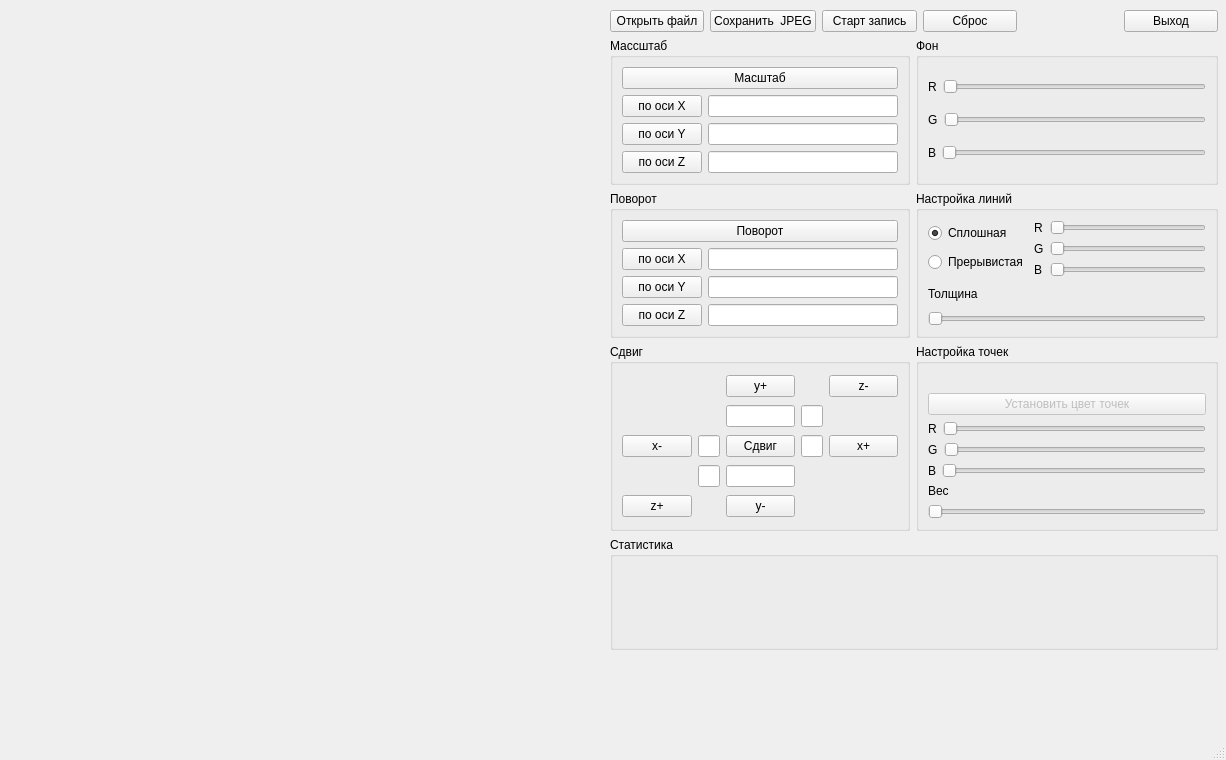
Above: source_code/viewer.ui from dandyelf/3dviewer1.0 before the change. Below: the same form after it.
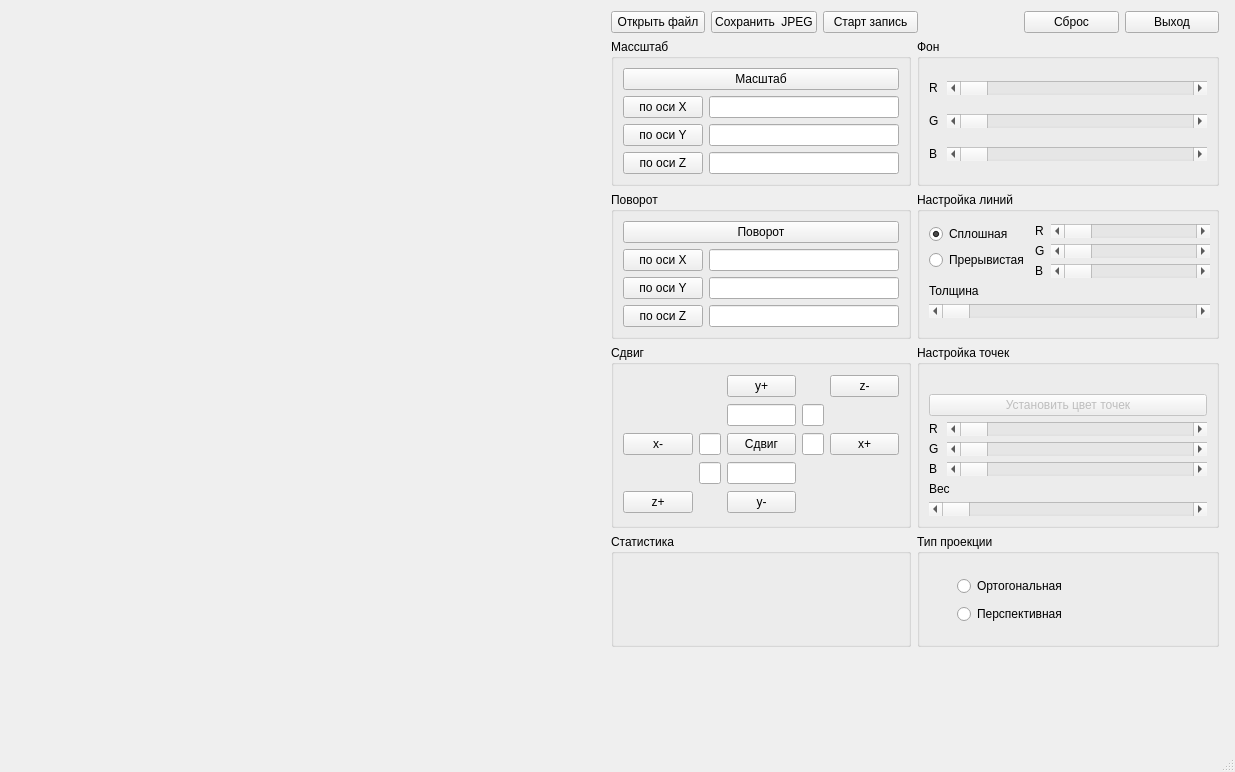
That is the form after the change. Custom widgets are drawn as their Qt base class.

Diff of the .ui file:
```diff
--- a/source_code/viewer.ui
+++ b/source_code/viewer.ui
@@ -6,10 +6,16 @@
    <rect>
     <x>0</x>
     <y>0</y>
-    <width>1226</width>
-    <height>760</height>
+    <width>1235</width>
+    <height>772</height>
    </rect>
   </property>
+  <property name="maximumSize">
+   <size>
+    <width>1235</width>
+    <height>780</height>
+   </size>
+  </property>
   <property name="windowTitle">
    <string>3D Viewer</string>
   </property>
@@ -45,10 +51,10 @@
    <widget class="QWidget" name="layoutWidget">
     <property name="geometry">
      <rect>
-      <x>610</x>
-      <y>10</y>
+      <x>611</x>
+      <y>11</y>
       <width>608</width>
-      <height>711</height>
+      <height>746</height>
      </rect>
     </property>
     <layout class="QFormLayout" name="formLayout_3">
@@ -78,13 +84,6 @@
          </property>
         </widget>
        </item>
-       <item>
-        <widget class="QPushButton" name="pushButton_15">
-         <property name="text">
-          <string>Сброс</string>
-         </property>
-        </widget>
-       </item>
        <item>
         <widget class="QLabel" name="label_2">
          <property name="text">
@@ -92,6 +91,13 @@
          </property>
         </widget>
        </item>
+       <item>
+        <widget class="QPushButton" name="pushButton_15">
+         <property name="text">
+          <string>Сброс</string>
+         </property>
+        </widget>
+       </item>
        <item>
         <widget class="QPushButton" name="pushButton_2">
          <property name="text">
@@ -166,17 +172,23 @@
         <string>Фон</string>
        </property>
        <layout class="QGridLayout" name="gridLayout_3">
-        <item row="1" column="0">
+        <item row="2" column="0">
          <layout class="QHBoxLayout" name="horizontalLayout_3">
           <item>
            <widget class="QLabel" name="label_5">
+            <property name="maximumSize">
+             <size>
+              <width>12</width>
+              <height>16777215</height>
+             </size>
+            </property>
             <property name="text">
              <string>G</string>
             </property>
            </widget>
           </item>
           <item>
-           <widget class="QSlider" name="horizontalSlider_4">
+           <widget class="QScrollBar" name="horizontalScrollBar_4">
             <property name="orientation">
              <enum>Qt::Horizontal</enum>
             </property>
@@ -184,41 +196,47 @@
           </item>
          </layout>
         </item>
-        <item row="0" column="0">
-         <layout class="QHBoxLayout" name="horizontalLayout_2">
-          <item>
-           <widget class="QLabel" name="label_4">
-            <property name="text">
-             <string>R</string>
-            </property>
-           </widget>
-          </item>
-          <item>
-           <widget class="QSlider" name="horizontalSlider_3">
-            <property name="maximum">
-             <number>100</number>
-            </property>
-            <property name="singleStep">
-             <number>1</number>
-            </property>
-            <property name="orientation">
-             <enum>Qt::Horizontal</enum>
-            </property>
-           </widget>
-          </item>
-         </layout>
-        </item>
-        <item row="2" column="0">
+        <item row="3" column="0">
          <layout class="QHBoxLayout" name="horizontalLayout_4">
           <item>
            <widget class="QLabel" name="label_6">
+            <property name="maximumSize">
+             <size>
+              <width>12</width>
+              <height>100</height>
+             </size>
+            </property>
             <property name="text">
              <string>B</string>
             </property>
            </widget>
           </item>
           <item>
-           <widget class="QSlider" name="horizontalSlider_5">
+           <widget class="QScrollBar" name="horizontalScrollBar_5">
+            <property name="orientation">
+             <enum>Qt::Horizontal</enum>
+            </property>
+           </widget>
+          </item>
+         </layout>
+        </item>
+        <item row="0" column="0">
+         <layout class="QHBoxLayout" name="horizontalLayout_2">
+          <item>
+           <widget class="QLabel" name="label_4">
+            <property name="maximumSize">
+             <size>
+              <width>12</width>
+              <height>16777215</height>
+             </size>
+            </property>
+            <property name="text">
+             <string>R</string>
+            </property>
+           </widget>
+          </item>
+          <item>
+           <widget class="QScrollBar" name="horizontalScrollBar_3">
             <property name="orientation">
              <enum>Qt::Horizontal</enum>
             </property>
@@ -281,113 +299,6 @@
        </layout>
       </widget>
      </item>
-     <item row="2" column="1">
-      <widget class="QGroupBox" name="groupBox_5">
-       <property name="minimumSize">
-        <size>
-         <width>300</width>
-         <height>0</height>
-        </size>
-       </property>
-       <property name="title">
-        <string>Настройка линий</string>
-       </property>
-       <layout class="QGridLayout" name="gridLayout_5">
-        <item row="0" column="2">
-         <layout class="QVBoxLayout" name="verticalLayout_2">
-          <item>
-           <widget class="QSlider" name="horizontalSlider_2">
-            <property name="maximum">
-             <number>100</number>
-            </property>
-            <property name="orientation">
-             <enum>Qt::Horizontal</enum>
-            </property>
-           </widget>
-          </item>
-          <item>
-           <widget class="QSlider" name="horizontalSlider_6">
-            <property name="orientation">
-             <enum>Qt::Horizontal</enum>
-            </property>
-           </widget>
-          </item>
-          <item>
-           <widget class="QSlider" name="horizontalSlider_7">
-            <property name="orientation">
-             <enum>Qt::Horizontal</enum>
-            </property>
-           </widget>
-          </item>
-         </layout>
-        </item>
-        <item row="0" column="0">
-         <layout class="QVBoxLayout" name="verticalLayout_3">
-          <item>
-           <widget class="QRadioButton" name="radioButton">
-            <property name="text">
-             <string>Сплошная</string>
-            </property>
-            <property name="checked">
-             <bool>true</bool>
-            </property>
-           </widget>
-          </item>
-          <item>
-           <widget class="QRadioButton" name="radioButton_2">
-            <property name="text">
-             <string>Прерывистая</string>
-            </property>
-           </widget>
-          </item>
-         </layout>
-        </item>
-        <item row="0" column="1">
-         <layout class="QVBoxLayout" name="verticalLayout">
-          <item>
-           <widget class="QLabel" name="label_11">
-            <property name="text">
-             <string>R</string>
-            </property>
-           </widget>
-          </item>
-          <item>
-           <widget class="QLabel" name="label_12">
-            <property name="text">
-             <string>G</string>
-            </property>
-           </widget>
-          </item>
-          <item>
-           <widget class="QLabel" name="label_13">
-            <property name="text">
-             <string>B</string>
-            </property>
-           </widget>
-          </item>
-         </layout>
-        </item>
-        <item row="1" column="0" colspan="3">
-         <layout class="QVBoxLayout" name="verticalLayout_5">
-          <item>
-           <widget class="QLabel" name="label_14">
-            <property name="text">
-             <string>Толщина</string>
-            </property>
-           </widget>
-          </item>
-          <item>
-           <widget class="QSlider" name="horizontalSlider">
-            <property name="orientation">
-             <enum>Qt::Horizontal</enum>
-            </property>
-           </widget>
-          </item>
-         </layout>
-        </item>
-       </layout>
-      </widget>
-     </item>
      <item row="3" column="0">
       <widget class="QGroupBox" name="groupBox_2">
        <property name="maximumSize">
@@ -502,42 +413,23 @@
         <string>Настройка точек</string>
        </property>
        <layout class="QGridLayout" name="gridLayout_6">
-        <item row="4" column="0">
-         <layout class="QHBoxLayout" name="horizontalLayout_10">
-          <item>
-           <widget class="QLabel" name="label_17">
-            <property name="text">
-             <string>B</string>
-            </property>
-           </widget>
-          </item>
-          <item>
-           <widget class="QSlider" name="horizontalSlider_11">
-            <property name="orientation">
-             <enum>Qt::Horizontal</enum>
-            </property>
-           </widget>
-          </item>
-         </layout>
-        </item>
-        <item row="6" column="0">
-         <widget class="QSlider" name="horizontalSlider_8">
-          <property name="orientation">
-           <enum>Qt::Horizontal</enum>
-          </property>
-         </widget>
-        </item>
         <item row="3" column="0">
          <layout class="QHBoxLayout" name="horizontalLayout_9">
           <item>
            <widget class="QLabel" name="label_16">
+            <property name="maximumSize">
+             <size>
+              <width>12</width>
+              <height>16777215</height>
+             </size>
+            </property>
             <property name="text">
              <string>G</string>
             </property>
            </widget>
           </item>
           <item>
-           <widget class="QSlider" name="horizontalSlider_10">
+           <widget class="QScrollBar" name="horizontalScrollBar_10">
             <property name="orientation">
              <enum>Qt::Horizontal</enum>
             </property>
@@ -552,20 +444,54 @@
           </property>
          </widget>
         </item>
+        <item row="6" column="0">
+         <widget class="QScrollBar" name="horizontalScrollBar_8">
+          <property name="orientation">
+           <enum>Qt::Horizontal</enum>
+          </property>
+         </widget>
+        </item>
         <item row="2" column="0">
          <layout class="QHBoxLayout" name="horizontalLayout_8">
           <item>
            <widget class="QLabel" name="label_15">
+            <property name="maximumSize">
+             <size>
+              <width>12</width>
+              <height>16777215</height>
+             </size>
+            </property>
             <property name="text">
              <string>R</string>
             </property>
            </widget>
           </item>
           <item>
-           <widget class="QSlider" name="horizontalSlider_9">
-            <property name="maximum">
-             <number>100</number>
+           <widget class="QScrollBar" name="horizontalScrollBar_9">
+            <property name="orientation">
+             <enum>Qt::Horizontal</enum>
             </property>
+           </widget>
+          </item>
+         </layout>
+        </item>
+        <item row="4" column="0">
+         <layout class="QHBoxLayout" name="horizontalLayout_10">
+          <item>
+           <widget class="QLabel" name="label_17">
+            <property name="maximumSize">
+             <size>
+              <width>12</width>
+              <height>16777215</height>
+             </size>
+            </property>
+            <property name="text">
+             <string>B</string>
+            </property>
+           </widget>
+          </item>
+          <item>
+           <widget class="QScrollBar" name="horizontalScrollBar_11">
             <property name="orientation">
              <enum>Qt::Horizontal</enum>
             </property>
@@ -599,12 +525,18 @@
        </layout>
       </widget>
      </item>
-     <item row="4" column="0" colspan="2">
+     <item row="4" column="0">
       <widget class="QGroupBox" name="groupBox_4">
+       <property name="minimumSize">
+        <size>
+         <width>300</width>
+         <height>0</height>
+        </size>
+       </property>
        <property name="maximumSize">
         <size>
          <width>16777215</width>
-         <height>120</height>
+         <height>110000</height>
         </size>
        </property>
        <property name="title">
@@ -713,6 +645,167 @@
        </layout>
       </widget>
      </item>
+     <item row="4" column="1">
+      <widget class="QGroupBox" name="groupBox_8">
+       <property name="title">
+        <string>Тип проекции</string>
+       </property>
+       <widget class="QWidget" name="layoutWidget">
+        <property name="geometry">
+         <rect>
+          <x>40</x>
+          <y>40</y>
+          <width>137</width>
+          <height>54</height>
+         </rect>
+        </property>
+        <layout class="QVBoxLayout" name="verticalLayout_4">
+         <item>
+          <widget class="QRadioButton" name="radioButton_3">
+           <property name="text">
+            <string>Ортогональная</string>
+           </property>
+          </widget>
+         </item>
+         <item>
+          <widget class="QRadioButton" name="radioButton_4">
+           <property name="text">
+            <string>Перспективная</string>
+           </property>
+          </widget>
+         </item>
+        </layout>
+       </widget>
+      </widget>
+     </item>
+     <item row="2" column="1">
+      <widget class="QGroupBox" name="groupBox_5">
+       <property name="minimumSize">
+        <size>
+         <width>300</width>
+         <height>0</height>
+        </size>
+       </property>
+       <property name="title">
+        <string>Настройка линий</string>
+       </property>
+       <widget class="QWidget" name="">
+        <property name="geometry">
+         <rect>
+          <x>12</x>
+          <y>32</y>
+          <width>281</width>
+          <height>121</height>
+         </rect>
+        </property>
+        <layout class="QFormLayout" name="formLayout_5">
+         <item row="0" column="0">
+          <layout class="QVBoxLayout" name="verticalLayout_3">
+           <item>
+            <widget class="QRadioButton" name="radioButton">
+             <property name="text">
+              <string>Сплошная</string>
+             </property>
+             <property name="checked">
+              <bool>true</bool>
+             </property>
+            </widget>
+           </item>
+           <item>
+            <widget class="QRadioButton" name="radioButton_2">
+             <property name="text">
+              <string>Прерывистая</string>
+             </property>
+            </widget>
+           </item>
+          </layout>
+         </item>
+         <item row="0" column="1">
+          <layout class="QFormLayout" name="formLayout_4">
+           <item row="0" column="0">
+            <widget class="QLabel" name="label_11">
+             <property name="maximumSize">
+              <size>
+               <width>12</width>
+               <height>16777215</height>
+              </size>
+             </property>
+             <property name="text">
+              <string>R</string>
+             </property>
+            </widget>
+           </item>
+           <item row="0" column="1">
+            <widget class="QScrollBar" name="horizontalScrollBar_2">
+             <property name="orientation">
+              <enum>Qt::Horizontal</enum>
+             </property>
+            </widget>
+           </item>
+           <item row="1" column="0">
+            <widget class="QLabel" name="label_12">
+             <property name="maximumSize">
+              <size>
+               <width>12</width>
+               <height>16777215</height>
+              </size>
+             </property>
+             <property name="text">
+              <string>G</string>
+             </property>
+            </widget>
+           </item>
+           <item row="1" column="1">
+            <widget class="QScrollBar" name="horizontalScrollBar_6">
+             <property name="orientation">
+              <enum>Qt::Horizontal</enum>
+             </property>
+            </widget>
+           </item>
+           <item row="2" column="0">
+            <widget class="QLabel" name="label_13">
+             <property name="maximumSize">
+              <size>
+               <width>12</width>
+               <height>16777215</height>
+              </size>
+             </property>
+             <property name="text">
+              <string>B</string>
+             </property>
+            </widget>
+           </item>
+           <item row="2" column="1">
+            <widget class="QScrollBar" name="horizontalScrollBar_7">
+             <property name="orientation">
+              <enum>Qt::Horizontal</enum>
+             </property>
+            </widget>
+           </item>
+          </layout>
+         </item>
+         <item row="1" column="0" colspan="2">
+          <layout class="QVBoxLayout" name="verticalLayout_5">
+           <item>
+            <widget class="QLabel" name="label_14">
+             <property name="text">
+              <string>Толщина</string>
+             </property>
+            </widget>
+           </item>
+           <item>
+            <widget class="QScrollBar" name="horizontalScrollBar">
+             <property name="orientation">
+              <enum>Qt::Horizontal</enum>
+             </property>
+            </widget>
+           </item>
+          </layout>
+         </item>
+        </layout>
+       </widget>
+      </widget>
+     </item>
     </layout>
    </widget>
   </widget>
```
Left out of the diff: 22 changed lines with no effect on the pictures.
